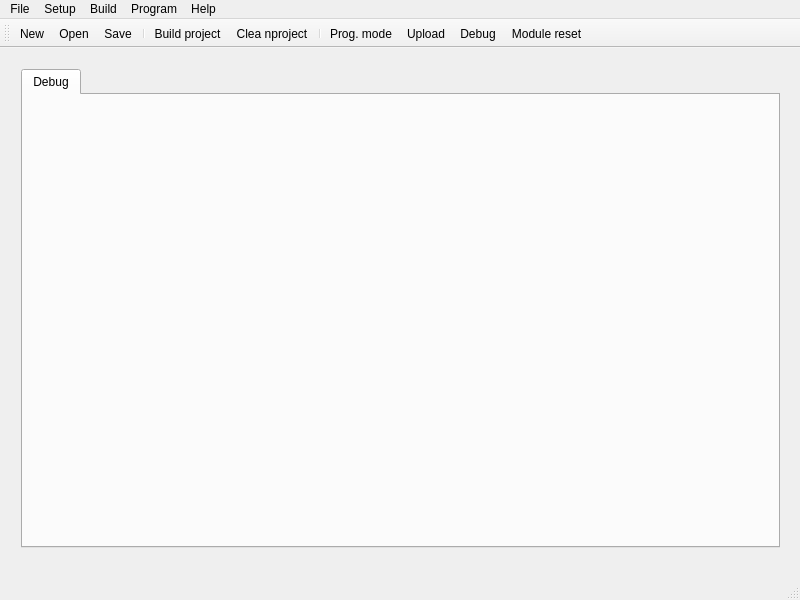
Before: the Qt Designer form mainwindow.ui in nandra/IDE, drawn with Qt 5.
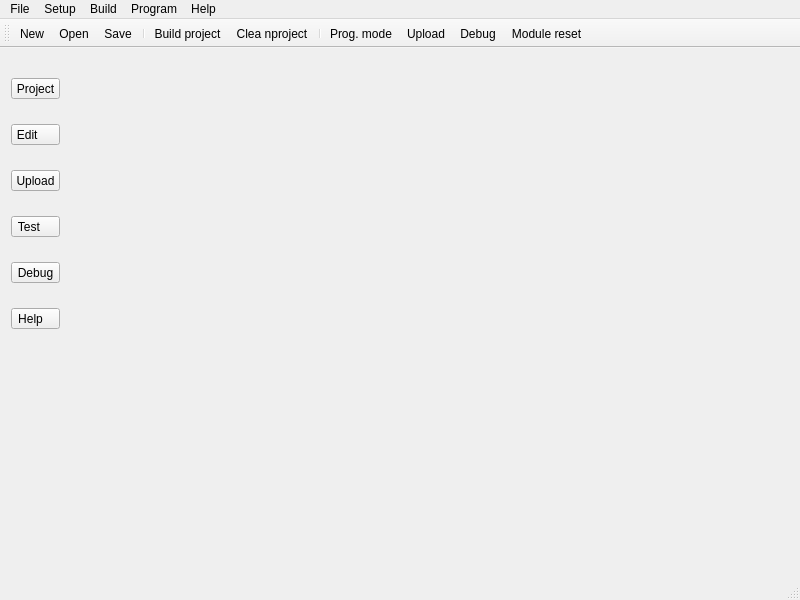
After: the same form once the commit is applied. Icons and pictures are not drawn.

Commit message: Reworked main windows using stacked-frame object.

The edit to the form file:
```diff
--- a/mainwindow.ui
+++ b/mainwindow.ui
@@ -26,26 +26,164 @@
    <string>IQRF IDE v1.0</string>
   </property>
   <widget class="QWidget" name="centralWidget">
-   <widget class="QWidget" name="horizontalLayoutWidget">
+   <widget class="QStackedWidget" name="stackedWidget">
     <property name="geometry">
      <rect>
-      <x>10</x>
-      <y>10</y>
-      <width>781</width>
-      <height>501</height>
+      <x>78</x>
+      <y>0</y>
+      <width>721</width>
+      <height>521</height>
      </rect>
     </property>
-    <layout class="QHBoxLayout" name="horizontalLayout">
+    <widget class="QWidget" name="page"/>
+    <widget class="QWidget" name="page_2"/>
+   </widget>
+   <widget class="QWidget" name="layoutWidget">
+    <property name="geometry">
+     <rect>
+      <x>0</x>
+      <y>0</y>
+      <width>71</width>
+      <height>316</height>
+     </rect>
+    </property>
+    <layout class="QVBoxLayout" name="verticalLayout">
      <item>
-      <widget class="QTabWidget" name="tabWidget">
-       <property name="currentIndex">
-        <number>0</number>
+      <widget class="QToolButton" name="toolButton">
+       <property name="toolTip">
+        <string>Projects</string>
        </property>
-       <widget class="QWidget" name="tab_4">
-        <attribute name="title">
-         <string>Debug</string>
-        </attribute>
-       </widget>
+       <property name="text">
+        <string>Project</string>
+       </property>
+       <property name="icon">
+        <iconset resource="icons.qrc">
+         <normaloff>:/new/prefix2/images/app/001_20.png</normaloff>:/new/prefix2/images/app/001_20.png</iconset>
+       </property>
+       <property name="iconSize">
+        <size>
+         <width>24</width>
+         <height>24</height>
+        </size>
+       </property>
+       <property name="toolButtonStyle">
+        <enum>Qt::ToolButtonTextUnderIcon</enum>
+       </property>
+      </widget>
+     </item>
+     <item>
+      <widget class="QToolButton" name="toolButton_2">
+       <property name="toolTip">
+        <string>Edit</string>
+       </property>
+       <property name="text">
+        <string>Edit     </string>
+       </property>
+       <property name="icon">
+        <iconset resource="icons.qrc">
+         <normaloff>:/new/prefix2/images/app/001_45.png</normaloff>:/new/prefix2/images/app/001_45.png</iconset>
+       </property>
+       <property name="iconSize">
+        <size>
+         <width>24</width>
+         <height>24</height>
+        </size>
+       </property>
+       <property name="toolButtonStyle">
+        <enum>Qt::ToolButtonTextUnderIcon</enum>
+       </property>
+      </widget>
+     </item>
+     <item>
+      <widget class="QToolButton" name="toolButton_3">
+       <property name="toolTip">
+        <string>Upload</string>
+       </property>
+       <property name="text">
+        <string>Upload</string>
+       </property>
+       <property name="icon">
+        <iconset resource="icons.qrc">
+         <normaloff>:/new/prefix2/images/app/001_51.png</normaloff>:/new/prefix2/images/app/001_51.png</iconset>
+       </property>
+       <property name="iconSize">
+        <size>
+         <width>24</width>
+         <height>24</height>
+        </size>
+       </property>
+       <property name="toolButtonStyle">
+        <enum>Qt::ToolButtonTextUnderIcon</enum>
+       </property>
+      </widget>
+     </item>
+     <item>
+      <widget class="QToolButton" name="toolButton_4">
+       <property name="toolTip">
+        <string>Testing</string>
+       </property>
+       <property name="text">
+        <string>Test    </string>
+       </property>
+       <property name="icon">
+        <iconset resource="icons.qrc">
+         <normaloff>:/new/prefix2/images/app/001_06.png</normaloff>:/new/prefix2/images/app/001_06.png</iconset>
+       </property>
+       <property name="iconSize">
+        <size>
+         <width>24</width>
+         <height>24</height>
+        </size>
+       </property>
+       <property name="toolButtonStyle">
+        <enum>Qt::ToolButtonTextUnderIcon</enum>
+       </property>
+      </widget>
+     </item>
+     <item>
+      <widget class="QToolButton" name="toolButton_5">
+       <property name="toolTip">
+        <string>Debug</string>
+       </property>
+       <property name="text">
+        <string>Debug</string>
+       </property>
+       <property name="icon">
+        <iconset resource="icons.qrc">
+         <normaloff>:/new/prefix2/images/app/001_46.png</normaloff>:/new/prefix2/images/app/001_46.png</iconset>
+       </property>
+       <property name="iconSize">
+        <size>
+         <width>24</width>
+         <height>24</height>
+        </size>
+       </property>
+       <property name="toolButtonStyle">
+        <enum>Qt::ToolButtonTextUnderIcon</enum>
+       </property>
+      </widget>
+     </item>
+     <item>
+      <widget class="QToolButton" name="toolButton_6">
+       <property name="toolTip">
+        <string>Help</string>
+       </property>
+       <property name="text">
+        <string>Help   </string>
+       </property>
+       <property name="icon">
+        <iconset resource="icons.qrc">
+         <normaloff>:/new/prefix2/images/app/001_50.png</normaloff>:/new/prefix2/images/app/001_50.png</iconset>
+       </property>
+       <property name="iconSize">
+        <size>
+         <width>24</width>
+         <height>24</height>
+        </size>
+       </property>
+       <property name="toolButtonStyle">
+        <enum>Qt::ToolButtonTextUnderIcon</enum>
+       </property>
       </widget>
      </item>
     </layout>
```
The commit also changes 12 other files.
